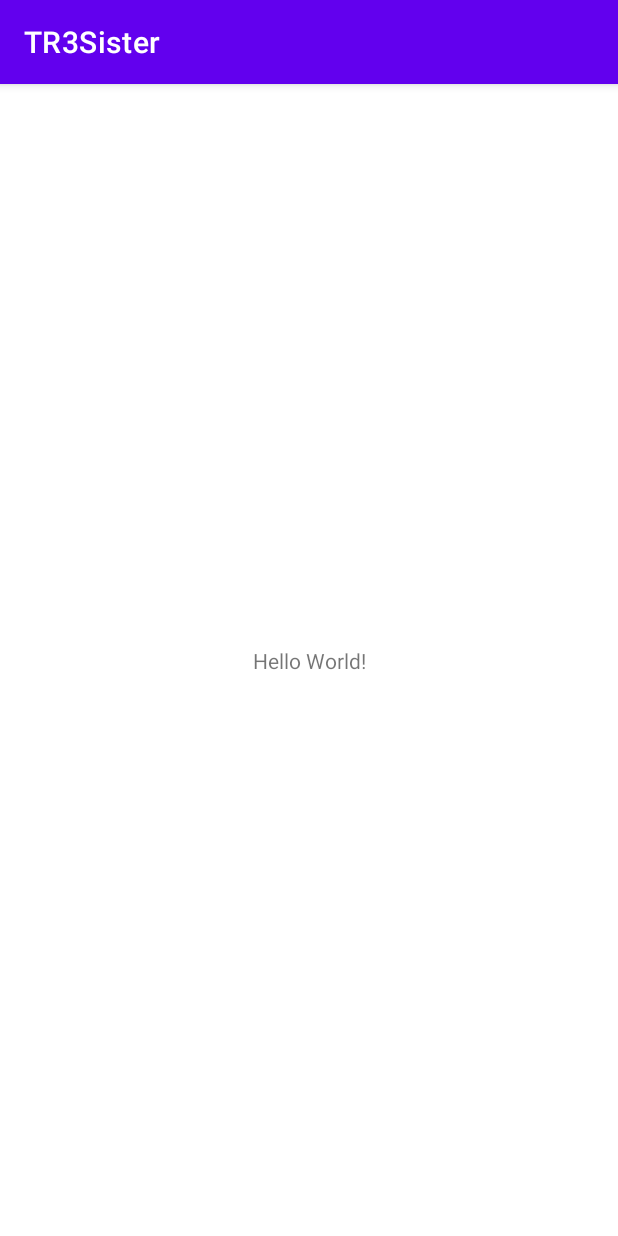
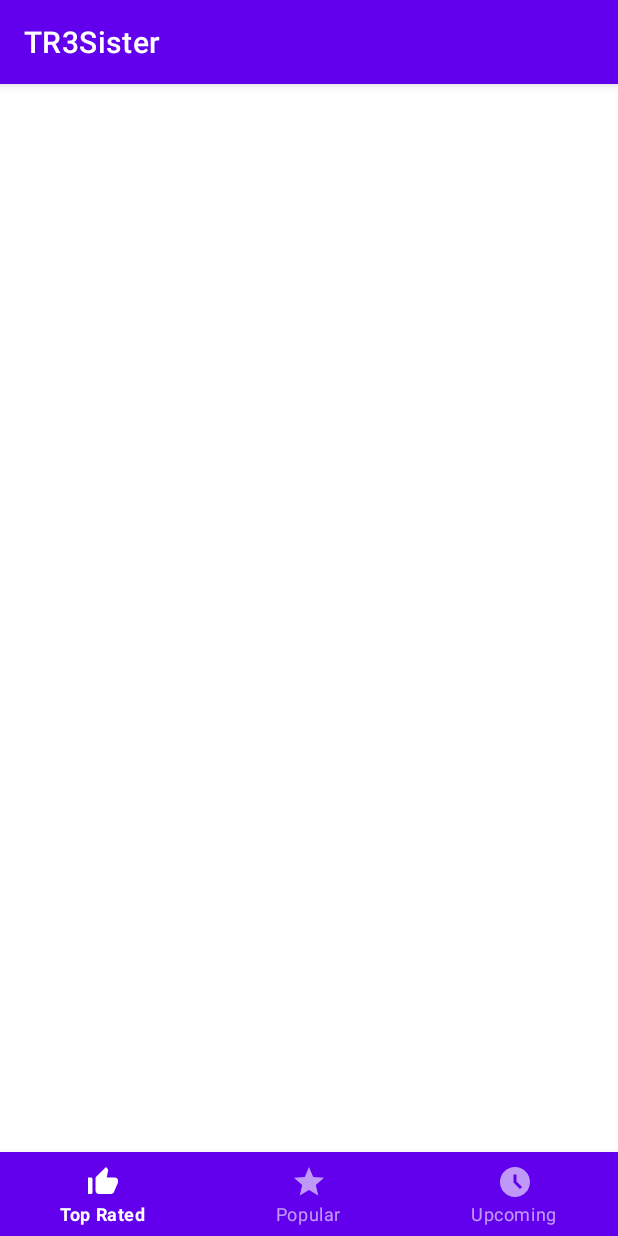
Before and after one commit to MonsterGege/MovieDBAPI, an Android app: the screen it shows after launch (MainActivity), on a phone screen of 412 x 824 dp. Run offline under Robolectric (Android 15) with nearby library versions, the phone set to English and light mode, and no system bars.

Commit message:
added Bottom Navigation

```diff
--- a/app/src/main/java/com/example/tr3sister/MainActivity.java
+++ b/app/src/main/java/com/example/tr3sister/MainActivity.java
@@ -1,8 +1,13 @@
 package com.example.tr3sister;
 
+import androidx.annotation.NonNull;
 import androidx.appcompat.app.AppCompatActivity;
 
 import android.os.Bundle;
+import android.view.MenuItem;
+import android.widget.Toast;
+
+import com.google.android.material.bottomnavigation.BottomNavigationView;
 
 public class MainActivity extends AppCompatActivity {
 
@@ -11,6 +16,25 @@ public class MainActivity extends AppCompatActivity {
         super.onCreate(savedInstanceState);
         setContentView(R.layout.activity_main);
 
+        BottomNavigationView bottomNav = (BottomNavigationView) findViewById(R.id.bottom_navigation);
 
+        bottomNav.setOnNavigationItemSelectedListener(new BottomNavigationView.OnNavigationItemSelectedListener() {
+            @Override
+            public boolean onNavigationItemSelected(@NonNull MenuItem item) {
+                switch (item.getItemId()){
+                    case R.id.page_top_rated:
+
+                        Toast.makeText(MainActivity.this, "Top Rated", Toast.LENGTH_SHORT).show();
+                        break;
+                    case R.id.page_popular:
+                        Toast.makeText(MainActivity.this, "Popular", Toast.LENGTH_SHORT).show();
+                        break;
+                    case R.id.page_upcoming:
+                        Toast.makeText(MainActivity.this, "Upcoming", Toast.LENGTH_SHORT).show();
+                        break;
+                }
+                return true;
+            }
+        });
     }
 }
--- /dev/null
+++ b/app/src/main/res/drawable/star.xml
@@ -0,0 +1,5 @@
+<vector android:height="24dp" android:tint="#2C2C2C"
+    android:viewportHeight="24" android:viewportWidth="24"
+    android:width="24dp" xmlns:android="http://schemas.android.com/apk/res/android">
+    <path android:fillColor="@android:color/white" android:pathData="M12,17.27L18.18,21l-1.64,-7.03L22,9.24l-7.19,-0.61L12,2 9.19,8.63 2,9.24l5.46,4.73L5.82,21z"/>
+</vector>
--- /dev/null
+++ b/app/src/main/res/drawable/thumbsup.xml
@@ -0,0 +1,5 @@
+<vector android:height="24dp" android:tint="#2C2C2C"
+    android:viewportHeight="24" android:viewportWidth="24"
+    android:width="24dp" xmlns:android="http://schemas.android.com/apk/res/android">
+    <path android:fillColor="@android:color/white" android:pathData="M2,20h2c0.55,0 1,-0.45 1,-1v-9c0,-0.55 -0.45,-1 -1,-1L2,9v11zM21.83,12.88c0.11,-0.25 0.17,-0.52 0.17,-0.8L22,11c0,-1.1 -0.9,-2 -2,-2h-5.5l0.92,-4.65c0.05,-0.22 0.02,-0.46 -0.08,-0.66 -0.23,-0.45 -0.52,-0.86 -0.88,-1.22L14,2 7.59,8.41C7.21,8.79 7,9.3 7,9.83v7.84C7,18.95 8.05,20 9.34,20h8.11c0.7,0 1.36,-0.37 1.72,-0.97l2.66,-6.15z"/>
+</vector>
--- /dev/null
+++ b/app/src/main/res/drawable/upcoming.xml
@@ -0,0 +1,5 @@
+<vector android:height="24dp" android:tint="#2C2C2C"
+    android:viewportHeight="24" android:viewportWidth="24"
+    android:width="24dp" xmlns:android="http://schemas.android.com/apk/res/android">
+    <path android:fillColor="@android:color/white" android:pathData="M11.99,2C6.47,2 2,6.48 2,12s4.47,10 9.99,10C17.52,22 22,17.52 22,12S17.52,2 11.99,2zM15.29,16.71L11,12.41V7h2v4.59l3.71,3.71L15.29,16.71z"/>
+</vector>
--- a/app/src/main/res/layout/activity_main.xml
+++ b/app/src/main/res/layout/activity_main.xml
@@ -1,18 +1,19 @@
 <?xml version="1.0" encoding="utf-8"?>
-<androidx.constraintlayout.widget.ConstraintLayout xmlns:android="http://schemas.android.com/apk/res/android"
+<RelativeLayout xmlns:android="http://schemas.android.com/apk/res/android"
     xmlns:app="http://schemas.android.com/apk/res-auto"
     xmlns:tools="http://schemas.android.com/tools"
     android:layout_width="match_parent"
     android:layout_height="match_parent"
     tools:context=".MainActivity">
 
-    <TextView
-        android:layout_width="wrap_content"
+    <com.google.android.material.bottomnavigation.BottomNavigationView
+        android:id="@+id/bottom_navigation"
+        style="@style/Widget.MaterialComponents.BottomNavigationView.Colored"
+        android:layout_width="match_parent"
         android:layout_height="wrap_content"
-        android:text="Hello World!"
-        app:layout_constraintBottom_toBottomOf="parent"
-        app:layout_constraintLeft_toLeftOf="parent"
-        app:layout_constraintRight_toRightOf="parent"
-        app:layout_constraintTop_toTopOf="parent" />
+        android:layout_alignParentBottom="true"
+        app:menu="@menu/bottom_navigation_menu" />
 
-</androidx.constraintlayout.widget.ConstraintLayout>
+
+
+</RelativeLayout>
--- /dev/null
+++ b/app/src/main/res/menu/bottom_navigation_menu.xml
@@ -0,0 +1,18 @@
+<?xml version="1.0" encoding="utf-8"?>
+<menu xmlns:android="http://schemas.android.com/apk/res/android">
+    <item
+        android:id="@+id/page_top_rated"
+        android:enabled="true"
+        android:icon="@drawable/thumbsup"
+        android:title="@string/top_rated"/>
+    <item
+        android:id="@+id/page_popular"
+        android:enabled="true"
+        android:icon="@drawable/star"
+        android:title="@string/pop"/>
+    <item
+        android:id="@+id/page_upcoming"
+        android:enabled="true"
+        android:icon="@drawable/upcoming"
+        android:title="@string/upcom"/>
+</menu>
--- a/app/src/main/res/values/strings.xml
+++ b/app/src/main/res/values/strings.xml
@@ -1,3 +1,7 @@
 <resources>
     <string name="app_name">TR3Sister</string>
+
+    <string name="top_rated">Top Rated</string>
+    <string name="pop">Popular</string>
+    <string name="upcom">Upcoming</string>
 </resources>
```
